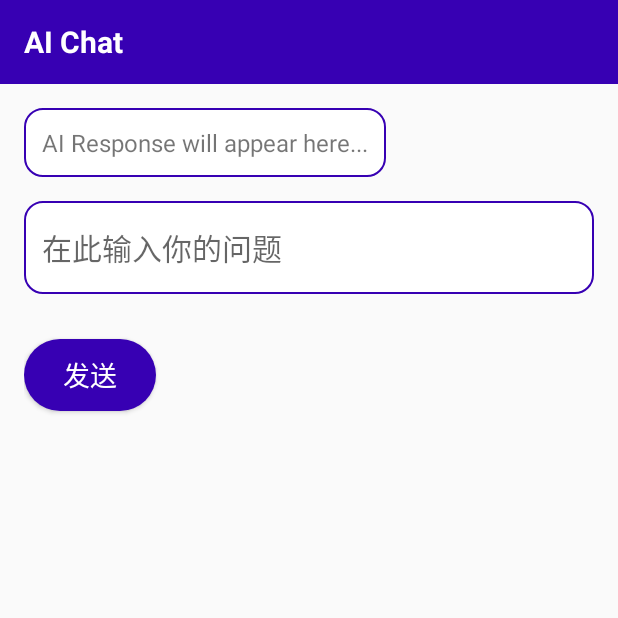
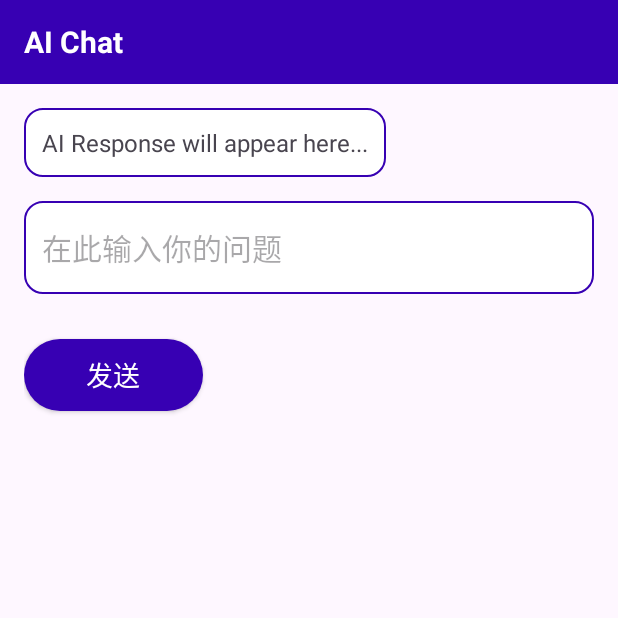
Before and after one commit to SunJianBai/Android_chatai_demo, an Android app built with Jetpack Compose: the screen it shows after launch (MainActivity), on a phone screen of 412 x 824 dp, the top half of it. Run offline under Robolectric (Android 15) with nearby library versions, the phone set to English and light mode, and no system bars; libraries missing offline, so code that uses them is left out: io.noties.markwon; 1 statement that could not run was skipped.

Commit message:
使用material样式的组件

```diff
--- a/app/build.gradle.kts
+++ b/app/build.gradle.kts
@@ -59,6 +59,6 @@ dependencies {
     debugImplementation(libs.androidx.ui.test.manifest)
     implementation("com.squareup.okhttp3:okhttp:4.12.0")
     implementation("io.noties.markwon:core:4.6.2")
-    //implementation ("com.google.android.material:material:1.11.0")
+    implementation("com.google.android.material:material:1.12.0")
 
 }
--- a/app/src/main/AndroidManifest.xml
+++ b/app/src/main/AndroidManifest.xml
@@ -12,13 +12,13 @@
         android:label="@string/app_name"
         android:roundIcon="@mipmap/ic_launcher_round"
         android:supportsRtl="true"
-        android:theme="@style/Theme.Chattest"
+        android:theme="@style/Theme.MyApp"
         tools:targetApi="31">
         <activity
             android:name=".MainActivity"
             android:exported="true"
             android:label="@string/app_name"
-            android:theme="@style/Theme.Chattest">
+            android:theme="@style/Theme.MyApp">
             <intent-filter>
                 <action android:name="android.intent.action.MAIN" />
 
--- a/app/src/main/res/layout/activity_main.xml
+++ b/app/src/main/res/layout/activity_main.xml
@@ -57,14 +57,20 @@
 
             <Button
                 android:id="@+id/btnSubmit"
-                android:layout_width="wrap_content"
-                android:layout_height="48dp"
+                android:layout_width="119dp"
+                android:layout_height="wrap_content"
                 android:layout_marginTop="20dp"
                 android:background="@drawable/rounded_button"
+                android:lineSpacingExtra="14sp"
                 android:text="发送"
+                android:textAlignment="center"
                 android:textAllCaps="false"
+                android:textAppearance="@style/TextAppearance.AppCompat.Body1"
                 android:textColor="@android:color/white"
-                android:textSize="18sp" />
+                android:textSize="18sp"
+                android:typeface="normal"
+                tools:visibility="visible" />
+
         </LinearLayout>
     </ScrollView>
 </LinearLayout>
--- a/app/src/main/res/values/themes.xml
+++ b/app/src/main/res/values/themes.xml
@@ -1,5 +1,31 @@
-<?xml version="1.0" encoding="utf-8"?>
-<resources>
+<!-- 新增Material3主题配置 -->
+<resources xmlns:tools="http://schemas.android.com/tools">
+    <!-- Base application theme. -->
+    <style name="Theme.MyApp" parent="Theme.Material3.DayNight.NoActionBar">
+        <!-- 定制主题颜色 -->
+        <item name="colorPrimary">@color/purple_500</item>
+        <item name="colorPrimaryContainer">@color/purple_700</item>
+        <item name="colorOnPrimary">@color/white</item>
+        <item name="colorSecondary">@color/teal_200</item>
+        <item name="colorSecondaryContainer">@color/teal_700</item>
 
-    <style name="Theme.Chattest" parent="android:Theme.Material.Light.NoActionBar" />
+        <!-- 组件样式统一 -->
+        <item name="buttonStyle">@style/Widget.ChatTest.Button</item>
+        <item name="editTextStyle">@style/Widget.ChatTest.TextInputEditText</item>
+    </style>
+
+    <!-- 自定义按钮样式 -->
+    <style name="Widget.ChatTest.Button" parent="Widget.Material3.Button">
+        <item name="shapeAppearance">@style/ShapeAppearance.ChatTest.MediumComponent</item>
+    </style>
+
+    <!-- 自定义输入框样式 -->
+    <style name="Widget.ChatTest.TextInputEditText" parent="Widget.Material3.TextInputEditText.OutlinedBox">
+        <item name="shapeAppearance">@style/ShapeAppearance.ChatTest.MediumComponent</item>
+    </style>
+
+    <!-- 统一圆角形状 -->
+    <style name="ShapeAppearance.ChatTest.MediumComponent" parent="ShapeAppearance.Material3.MediumComponent">
+        <item name="cornerSize">16dp</item>
+    </style>
 </resources>
```
